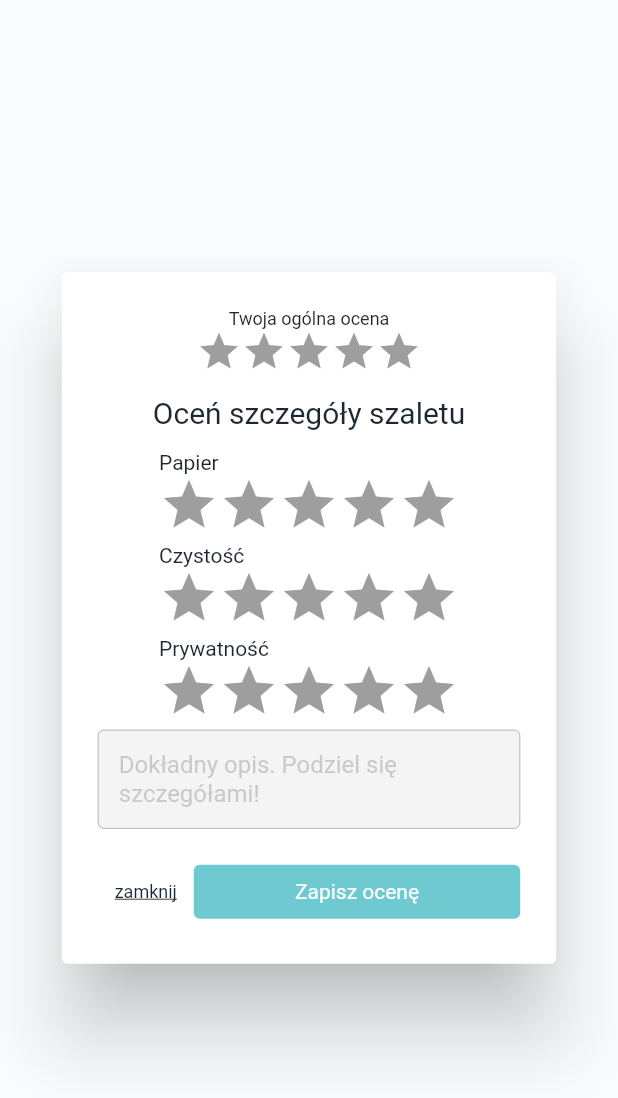
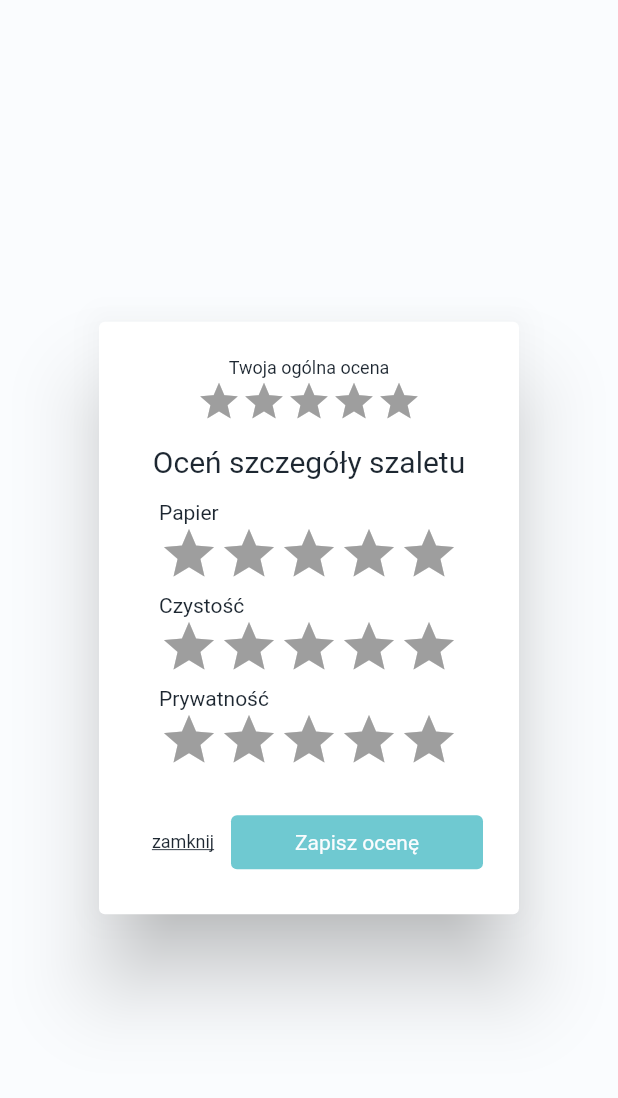
Before and after one commit to artoniaz/chalet, a Flutter app: the FullRatingDialog widget shown alone on an empty page, opened directly with empty values, on a phone screen of 412 x 824 dp. Shown: the top 1098 px of the screen. Run offline on Flutter 3.47's test engine with Material 2 defaults, Android fonts, the phone set to English and light mode, and no system bars; drawn by our look-alikes of flutter_rating_bar; our stand-ins replace cached_network_image, carousel_slider, cloud_firestore, device_info_plus, dio, equatable and 20 more; missing offline and left inert: flex_color_picker, flutter_login_facebook, flutter_polyline_points, geoflutterfire, google_place; accounts and stored records are empty.

```diff
--- a/lib/models/review_details_model.dart
+++ b/lib/models/review_details_model.dart
@@ -2,13 +2,11 @@ class ReviewDetailsModel {
   double clean;
   double paper;
   double privacy;
-  String describtionExtended;
 
   ReviewDetailsModel({
     required this.clean,
     required this.paper,
     required this.privacy,
-    required this.describtionExtended,
   });
 
   factory ReviewDetailsModel.fromJson(Object? json) {
@@ -16,7 +14,6 @@ class ReviewDetailsModel {
       clean: (json as dynamic)['clean'] ?? 0.0,
       paper: (json as dynamic)['paper'] ?? 0.0,
       privacy: (json as dynamic)['privacy'] ?? 0.0,
-      describtionExtended: (json as dynamic)['describtionExtended'] ?? '',
     );
   }
 
@@ -24,6 +21,5 @@ class ReviewDetailsModel {
         'clean': clean,
         'paper': paper,
         'privacy': privacy,
-        'describtionExtended': describtionExtended,
       };
 }
--- a/lib/screens/review/rating_dialogs/full_rating_dialog.dart
+++ b/lib/screens/review/rating_dialogs/full_rating_dialog.dart
@@ -2,7 +2,6 @@ import 'package:chalet/blocs/add_review/add_review_bloc.dart';
 import 'package:chalet/blocs/add_review/add_review_event.dart';
 import 'package:chalet/blocs/add_review/add_review_state.dart';
 import 'package:chalet/models/review_details_model.dart';
-import 'package:chalet/styles/index.dart';
 import 'package:chalet/widgets/index.dart';
 import 'package:flutter/material.dart';
 import 'package:flutter_bloc/flutter_bloc.dart';
@@ -34,7 +33,6 @@ class _FullRatingDialogState extends State<FullRatingDialog> {
     paper: 0.0,
     clean: 0.0,
     privacy: 0.0,
-    describtionExtended: '',
   );
 
   bool _isFormValidated = true;
@@ -42,7 +40,6 @@ class _FullRatingDialogState extends State<FullRatingDialog> {
   void _handleCleanRatingUpdate(double rating) => setState(() => _reviewDetails.clean = rating);
   void _handlePaperRatingUpdate(double rating) => setState(() => _reviewDetails.paper = rating);
   void _handlePrivacyRatingUpdate(double rating) => setState(() => _reviewDetails.privacy = rating);
-  void _handleDetailsExtendedUpdate(String desc) => setState(() => _reviewDetails.describtionExtended = desc);
 
   bool _validateForm() => _reviewDetails.paper > 0 && _reviewDetails.clean > 0 && _reviewDetails.privacy > 0;
 
@@ -108,19 +105,6 @@ class _FullRatingDialogState extends State<FullRatingDialog> {
                   handleRatingUpdate: _handlePrivacyRatingUpdate,
                 ),
                 VerticalSizedBox8(),
-                TextField(
-                    minLines: 2,
-                    maxLines: 4,
-                    onChanged: _handleDetailsExtendedUpdate,
-                    focusNode: _focusNode,
-                    decoration: textInputDecoration.copyWith(
-                      hintText: 'Dokładny opis. Podziel się szczegółami!',
-                      enabledBorder: OutlineInputBorder(
-                          borderSide: BorderSide(
-                        color: Colors.grey,
-                        width: 0.5,
-                      )),
-                    )),
                 if (!_isFormValidated)
                   Text(
                     'Uzupełnij wszystkie oceny',
--- a/lib/screens/review/review_container.dart
+++ b/lib/screens/review/review_container.dart
@@ -66,10 +66,6 @@ class ReviewContainer extends StatelessWidget {
                   ),
                 ],
               ),
-              Text(
-                review.reviewDetails!.describtionExtended,
-                style: Theme.of(context).textTheme.bodyText2,
-              ),
             ],
           ),
         if (!isLastReviewOnList) Divider(),
```
